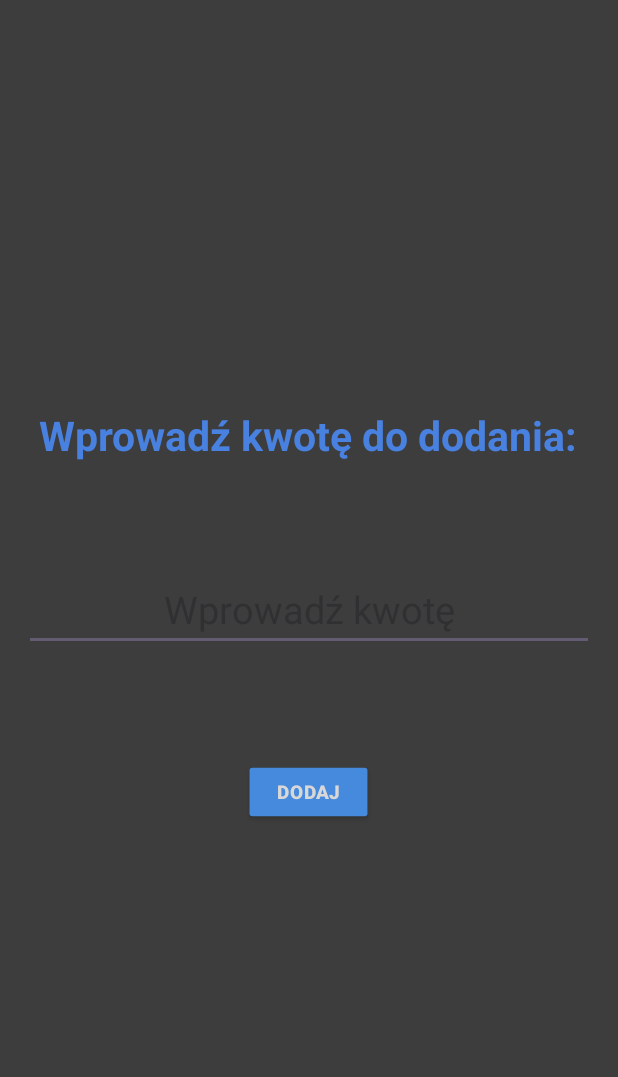
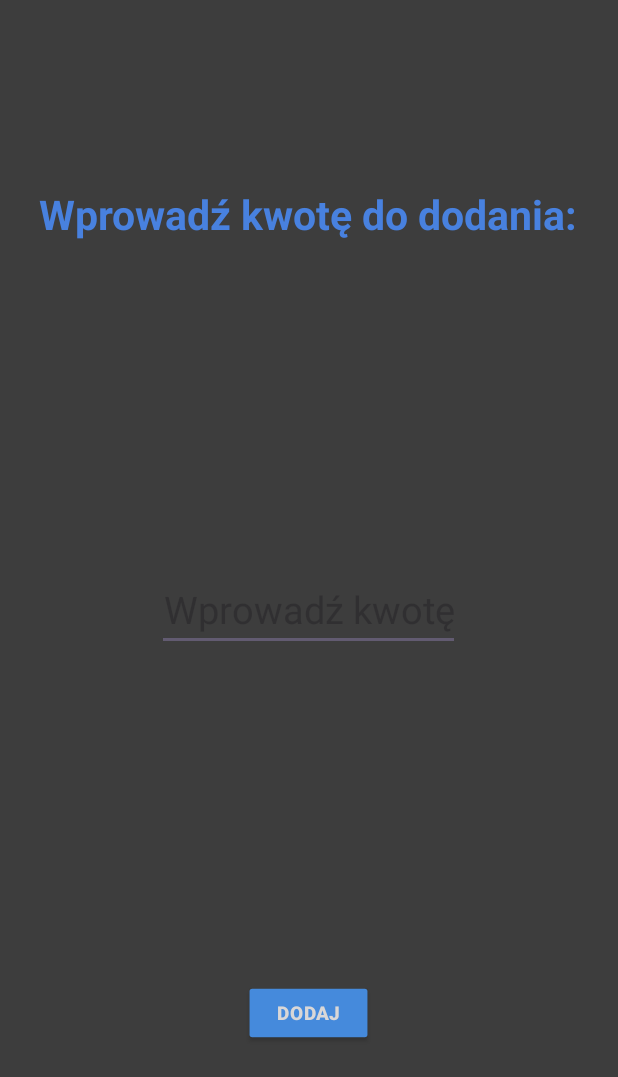
Before and after one commit to Wikt0rP/aplikacja_mobilna-Agile, an Android app: the addMoney screen opened directly, with no data from a screen before it, on a phone screen of 412 x 824 dp. Shown: the top 1077 px of the screen. Run offline under Robolectric (Android 15) with nearby library versions, the phone set to English and light mode, and no system bars.

```diff
--- a/app/src/main/res/layout/activty_add_money.xml
+++ b/app/src/main/res/layout/activty_add_money.xml
@@ -12,7 +12,13 @@
         android:orientation="vertical"
         android:padding="16dp"
         android:gravity="center">
-
+        <LinearLayout
+            android:layout_width="wrap_content"
+            android:layout_height="wrap_content"
+            android:orientation="horizontal"
+            android:layout_gravity="center_horizontal"
+            android:layout_weight="1"
+            android:gravity="center">
                 <TextView
                     android:layout_width="wrap_content"
                     android:layout_height="wrap_content"
@@ -20,9 +26,16 @@
                     android:textSize="27sp"
                     android:textStyle="bold"
                     android:textColor="#4881DF"
-            android:layout_marginBottom="70dp"
+
                     />
+        </LinearLayout>
+        <LinearLayout
+            android:layout_width="wrap_content"
+            android:layout_height="wrap_content"
+            android:orientation="horizontal"
 
+            android:layout_weight="1"
+            android:gravity="center">
                 <EditText
                     android:id="@+id/editMoney"
                     android:layout_width="match_parent"
@@ -30,9 +43,18 @@
                     android:inputType="numberDecimal"
                     android:gravity="center"
                     android:textSize="25sp"
-            android:layout_marginBottom="70dp"
 
                     android:hint="Wprowadź kwotę" />
+        </LinearLayout>
+
+        <LinearLayout
+            android:layout_width="wrap_content"
+            android:layout_height="wrap_content"
+            android:orientation="horizontal"
+            android:layout_gravity="center_horizontal"
+            android:layout_weight="1"
+            android:gravity="center">
+
 
             <Button
                 android:layout_width="95dp"
@@ -44,6 +66,7 @@
                 android:scaleX="0.9"
                 android:scaleY="0.9"
                 android:onClick="buttonAddMoney"/>
+        </LinearLayout>
 
     </LinearLayout>
 
```
Lines whose indentation alone changed are shown as unchanged.
